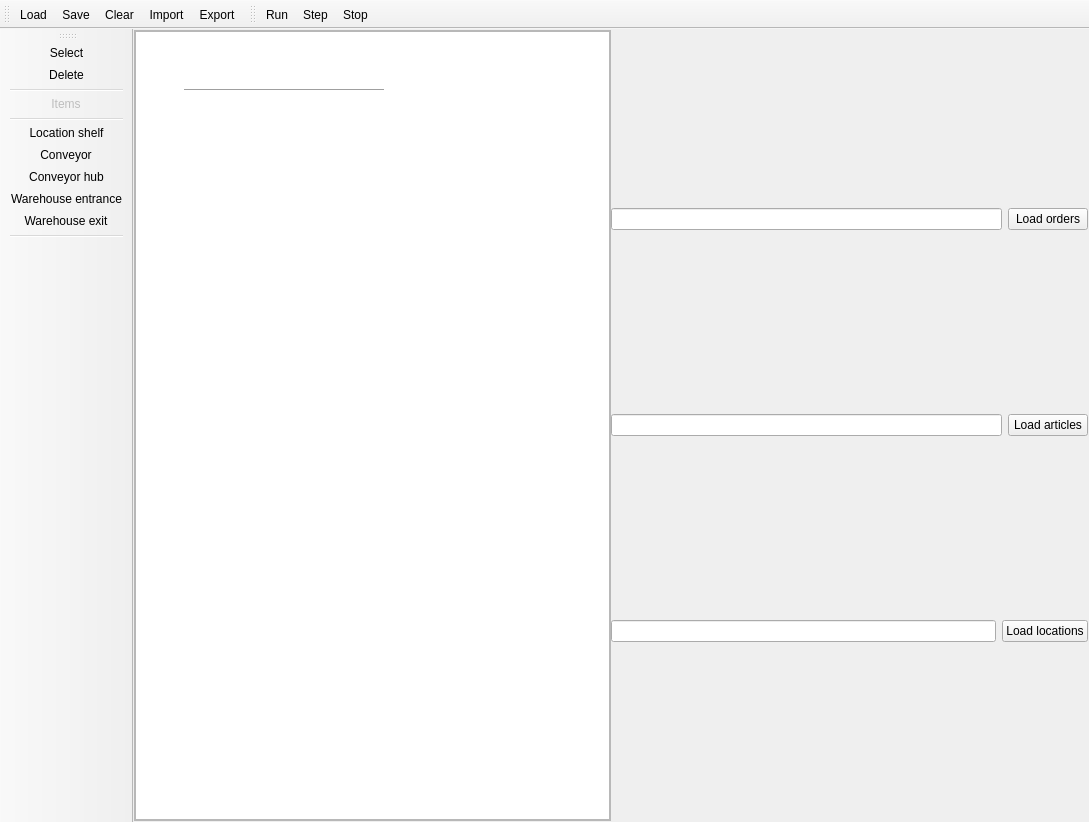
Above: src/gui/mainwindow.ui from kocica/warehouse-manager before the change. Below: the same form after it.
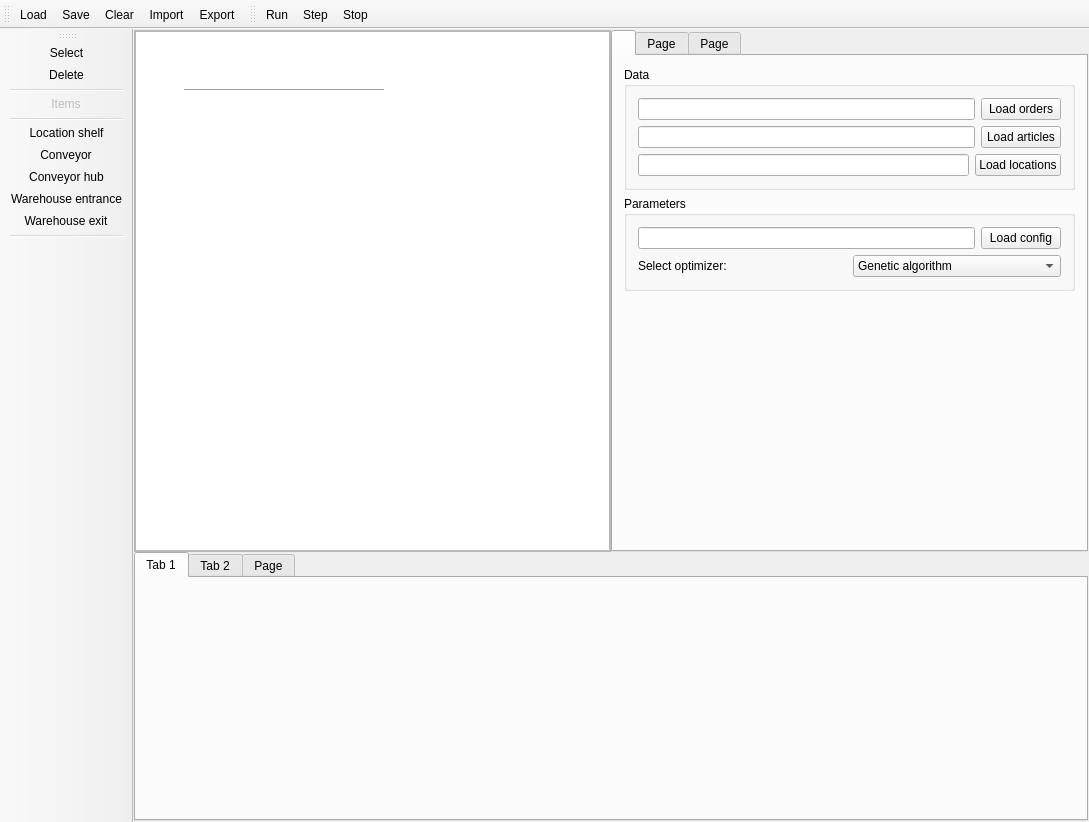
That is the form after the change. Icons and pictures are not drawn. Custom widgets are drawn as their Qt base class.

Commit message: UI Improvements (tabs; fitness plot; ...)

```diff
--- a/src/gui/mainwindow.ui
+++ b/src/gui/mainwindow.ui
@@ -31,7 +31,7 @@
      <number>1</number>
     </property>
     <item>
-     <layout class="QVBoxLayout" name="verticalLayout" stretch="0">
+     <layout class="QVBoxLayout" name="verticalLayout" stretch="0,0">
       <property name="spacing">
        <number>0</number>
       </property>
@@ -146,8 +146,22 @@
          </layout>
         </item>
         <item>
+         <widget class="QTabWidget" name="toolsTab">
+          <property name="currentIndex">
+           <number>0</number>
+          </property>
+          <widget class="QWidget" name="optimizer" native="true">
+           <attribute name="title">
+            <string/>
+           </attribute>
          <layout class="QVBoxLayout" name="optimizerSettings">
           <item>
+             <widget class="QGroupBox" name="data">
+              <property name="title">
+               <string>Data</string>
+              </property>
+              <layout class="QVBoxLayout" name="verticalLayout_3">
+               <item>
            <layout class="QHBoxLayout" name="ordersLayout">
             <item>
              <widget class="QLineEdit" name="ordersLine"/>
@@ -190,8 +204,126 @@
            </layout>
           </item>
          </layout>
-        </item>
-       </layout>
+             </widget>
+            </item>
+            <item>
+             <widget class="QGroupBox" name="parameters">
+              <property name="title">
+               <string>Parameters</string>
+              </property>
+              <layout class="QVBoxLayout" name="verticalLayout_4">
+               <item>
+                <layout class="QHBoxLayout" name="configLayout">
+                 <item>
+                  <widget class="QLineEdit" name="configLine"/>
+                 </item>
+                 <item>
+                  <widget class="QPushButton" name="configButton">
+                   <property name="text">
+                    <string>Load config</string>
+                   </property>
+                  </widget>
+                 </item>
+                </layout>
+               </item>
+               <item>
+                <layout class="QHBoxLayout" name="optimizerSelectionLayout">
+                 <item>
+                  <widget class="QLabel" name="optimizerSelectionLabel">
+                   <property name="text">
+                    <string>Select optimizer:</string>
+                   </property>
+                  </widget>
+                 </item>
+                 <item>
+                  <widget class="QComboBox" name="optimizerSelectionBox">
+                   <item>
+                    <property name="text">
+                     <string>Genetic algorithm</string>
+                    </property>
+                   </item>
+                   <item>
+                    <property name="text">
+                     <string>Differential evolution</string>
+                    </property>
+                   </item>
+                   <item>
+                    <property name="text">
+                     <string>Artificial bee colony</string>
+                    </property>
+                   </item>
+                   <item>
+                    <property name="text">
+                     <string>Particle swarm optimization</string>
+                    </property>
+                   </item>
+                  </widget>
+                 </item>
+                </layout>
+               </item>
+              </layout>
+             </widget>
+            </item>
+            <item>
+             <widget class="QCustomPlot" name="fitnessPlot" native="true">
+              <property name="minimumSize">
+               <size>
+                <width>0</width>
+                <height>200</height>
+               </size>
+              </property>
+             </widget>
+            </item>
+            <item>
+             <spacer name="verticalSpacer">
+              <property name="orientation">
+               <enum>Qt::Vertical</enum>
+              </property>
+              <property name="sizeHint" stdset="0">
+               <size>
+                <width>20</width>
+                <height>40</height>
+               </size>
+              </property>
+             </spacer>
+            </item>
+           </layout>
+          </widget>
+          <widget class="QWidget" name="generator">
+           <attribute name="title">
+            <string>Page</string>
+           </attribute>
+          </widget>
+          <widget class="QWidget" name="simulator">
+           <attribute name="title">
+            <string>Page</string>
+           </attribute>
+          </widget>
+         </widget>
+        </item>
+       </layout>
+      </item>
+      <item>
+       <widget class="QTabWidget" name="dataBrowserTab">
+        <property name="currentIndex">
+         <number>0</number>
+        </property>
+        <widget class="QWidget" name="orders">
+         <attribute name="title">
+          <string>Tab 1</string>
+         </attribute>
+        </widget>
+        <widget class="QWidget" name="articles">
+         <attribute name="title">
+          <string>Tab 2</string>
+         </attribute>
+        </widget>
+        <widget class="QWidget" name="locations">
+         <attribute name="title">
+          <string>Page</string>
+         </attribute>
+        </widget>
+       </widget>
       </item>
      </layout>
     </item>
@@ -546,6 +678,14 @@
   </actiongroup>
  </widget>
  <layoutdefault spacing="6" margin="11"/>
+ <customwidgets>
+  <customwidget>
+   <class>QCustomPlot</class>
+   <extends>QWidget</extends>
+   <header>qcustomplot.h</header>
+   <container>1</container>
+  </customwidget>
+ </customwidgets>
  <resources/>
  <connections/>
 </ui>
```
Lines whose indentation alone changed are shown as unchanged. The commit also changes 7 other files.
